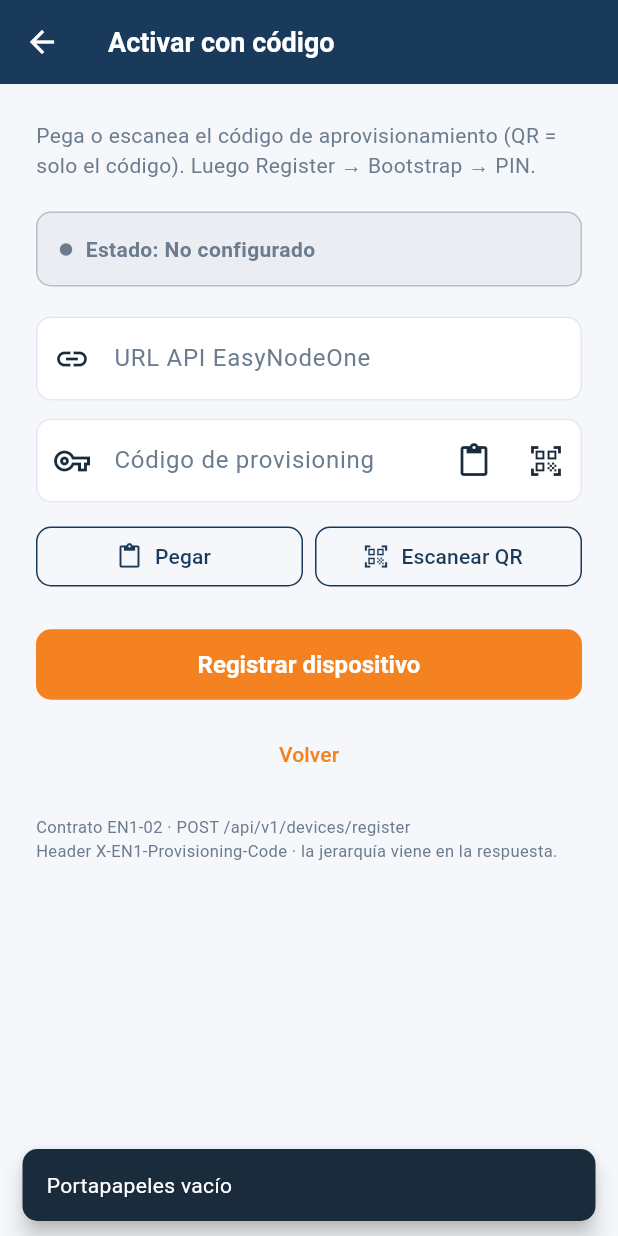
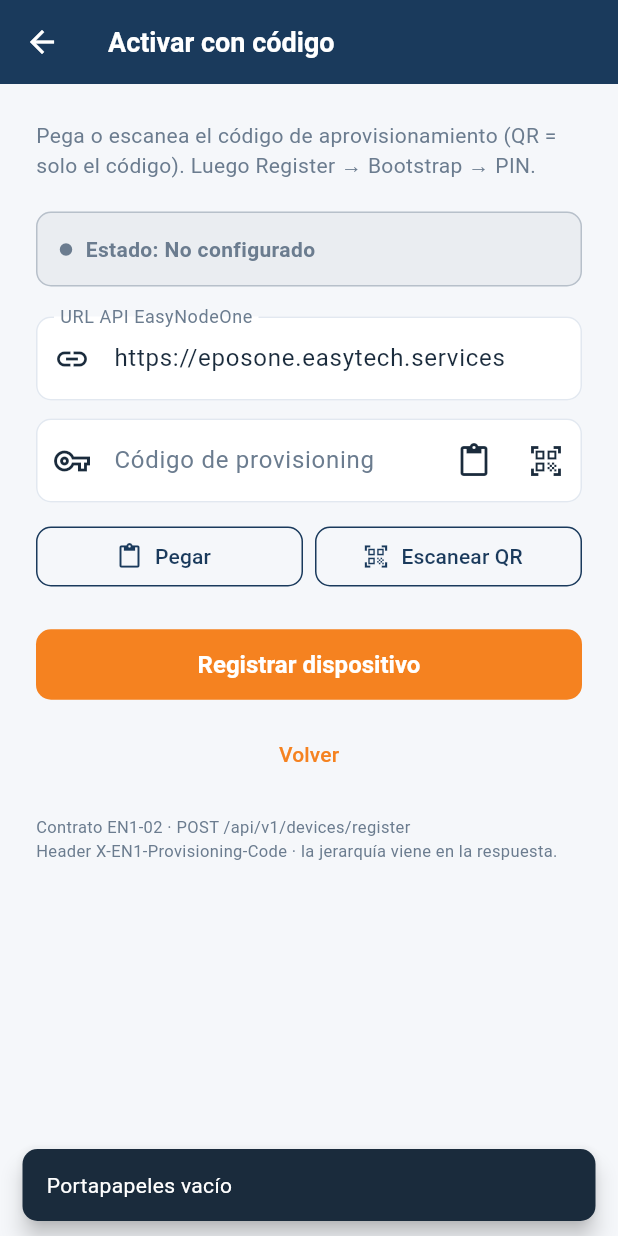
Before and after one commit to shidalgo0925/EPosOne, a Flutter app: the ConnectEn1Screen screen opened by its route, after a tap on "Pegar", on a phone screen of 412 x 824 dp. Run offline on Flutter 3.47's test engine with Material 3 defaults, Android fonts, the phone set to English and light mode, and no system bars; our stand-ins replace flutter_riverpod, flutter_secure_storage, flutter_slidable, go_router, image_picker, isar and 7 more; missing offline and left inert: mobile_scanner, print_bluetooth_thermal; accounts and stored records are empty; generated files the repository leaves out were written again.

Commit message:
Default onboarding hosts to EPosOne PRD, not appdev.
Point /start, login, and connect defaults to eposone.easytech.services for the demo company flow.

Co-authored-by: Cursor <cursoragent@cursor.com>

```diff
--- /dev/null
+++ b/eposone/lib/src/features/platform/domain/en1_hosts.dart
@@ -0,0 +1,14 @@
+/// Hosts oficiales EPosOne / EN1 (Gate 2 — defaults de producto).
+///
+/// Comercial (/start) y API Device viven en el **mismo host PRD** del producto
+/// EPosOne. No usar appdev salvo pruebas explícitas.
+abstract final class En1Hosts {
+  /// Host producto EPosOne (PRD).
+  static const productBase = 'https://eposone.easytech.services';
+
+  /// Embudo comercial — crear negocio.
+  static const commercialStart = '$productBase/start';
+
+  /// Base URL API Device / onboarding (login, register, bootstrap).
+  static const apiBase = productBase;
+}
--- a/eposone/lib/src/features/platform/presentation/screens/connect_en1_screen.dart
+++ b/eposone/lib/src/features/platform/presentation/screens/connect_en1_screen.dart
@@ -9,6 +9,7 @@ import 'package:eposone/src/features/platform/data/en1_provisioning_api.dart';
 import 'package:eposone/src/features/platform/data/en1_provisioning_repository.dart';
 import 'package:eposone/src/features/platform/data/provisioning_store.dart';
 import 'package:eposone/src/features/platform/domain/connection_status.dart';
+import 'package:eposone/src/features/platform/domain/en1_hosts.dart';
 import 'package:eposone/src/features/platform/domain/onboarding_session.dart';
 import 'package:eposone/src/features/pos/presentation/screens/barcode_scanner_screen.dart';
 import 'package:eposone/src/features/settings/data/repositories/business_config_repository.dart';
@@ -72,6 +73,8 @@ class _ConnectEn1ScreenState extends ConsumerState<ConnectEn1Screen> {
         _urlCtrl.text = existing.apiBaseUrl;
       } else if (draft != null && draft.isNotEmpty) {
         _urlCtrl.text = draft;
+      } else {
+        _urlCtrl.text = En1Hosts.apiBase;
       }
     });
   }
@@ -258,7 +261,7 @@ class _ConnectEn1ScreenState extends ConsumerState<ConnectEn1Screen> {
                     enabled: !_busy,
                     decoration: const InputDecoration(
                       labelText: 'URL API EasyNodeOne',
-                      hintText: 'https://en1.tudominio.com',
+                      hintText: En1Hosts.apiBase,
                       prefixIcon: Icon(Icons.link),
                     ),
                     keyboardType: TextInputType.url,
--- a/eposone/lib/src/features/platform/presentation/screens/onboarding_login_screen.dart
+++ b/eposone/lib/src/features/platform/presentation/screens/onboarding_login_screen.dart
@@ -5,6 +5,7 @@ import 'package:eposone/src/core/theme/eposone_theme.dart';
 import 'package:eposone/src/features/platform/data/en1_onboarding_api.dart';
 import 'package:eposone/src/features/platform/data/onboarding_user_session_store.dart';
 import 'package:eposone/src/features/platform/data/provisioning_store.dart';
+import 'package:eposone/src/features/platform/domain/en1_hosts.dart';
 
 /// Gate 2 — Login onboarding (User Bearer). Caminos B y D.
 class OnboardingLoginScreen extends ConsumerStatefulWidget {
@@ -27,7 +28,7 @@ class _OnboardingLoginScreenState extends ConsumerState<OnboardingLoginScreen> {
   String? _error;
   bool _obscure = true;
 
-  static const _defaultEn1 = 'https://appdev.easynodeone.com';
+  static const _defaultEn1 = En1Hosts.apiBase;
 
   @override
   void initState() {
@@ -126,7 +127,7 @@ class _OnboardingLoginScreenState extends ConsumerState<OnboardingLoginScreen> {
                     enabled: !_busy,
                     decoration: const InputDecoration(
                       labelText: 'URL EN1',
-                      hintText: 'https://appdev.easynodeone.com',
+                      hintText: En1Hosts.apiBase,
                     ),
                     validator: (v) {
                       if (v == null || v.trim().isEmpty) return 'Requerido';
```
Also changed, not shown: eposone/lib/src/features/platform/presentation/screens/platform_welcome_screen.dart (+5 -3 lines), 1 other file.
